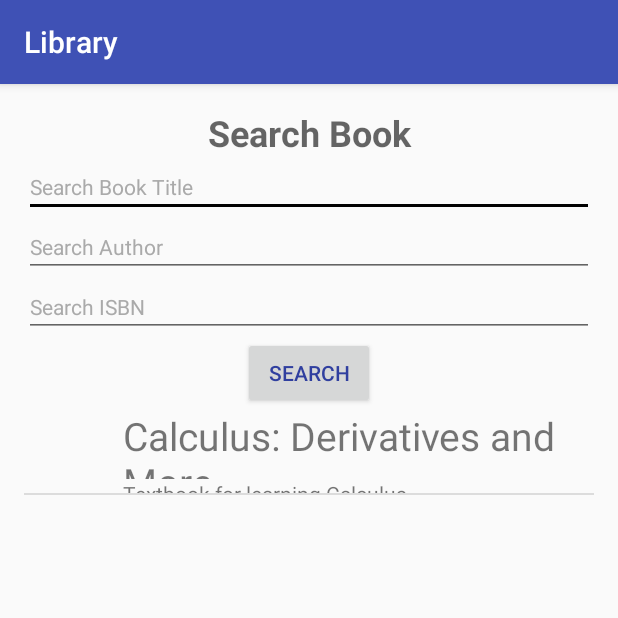
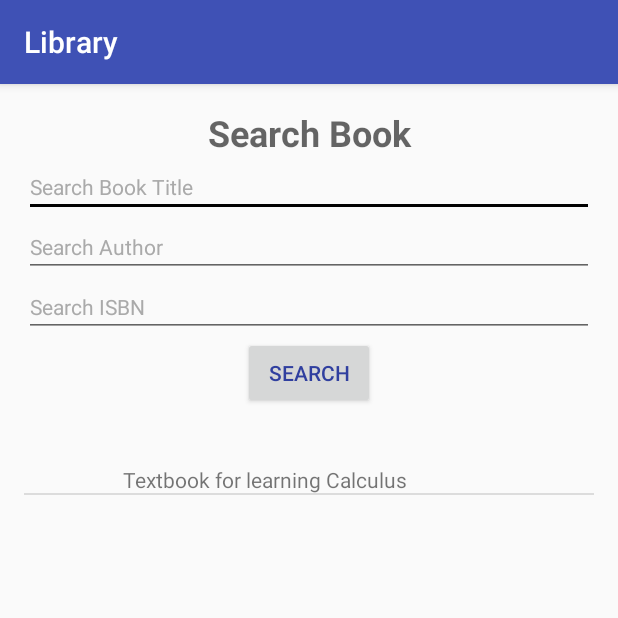
Before and after one commit to jcabrera31/Book, an Android app: the screen it shows after launch (BookListActivity), on a phone screen of 412 x 824 dp, the top half of it. Run offline under Robolectric (Android 15) with nearby library versions, the phone set to English and light mode, and no system bars.

Commit message:
updatad details

```diff
--- a/app/src/main/java/edu/orangecoastcollege/cs273/jcabrera31/book/BookDetailsActivity.java
+++ b/app/src/main/java/edu/orangecoastcollege/cs273/jcabrera31/book/BookDetailsActivity.java
@@ -27,11 +27,12 @@ public class BookDetailsActivity extends AppCompatActivity {
         String title = intent.getStringExtra("Title");
         String desc = intent.getStringExtra("Desc");
         String author = intent.getStringExtra("Author");
-        String isbn = intent.getStringExtra("ISBN");
+        int isbn = intent.getIntExtra("ISBN",0);
+
         bookTitleTextView.setText(title);
         bookDescTextView.setText(desc);
         bookAuthorTextView.setText(author);
-        bookISBNView.setText(isbn);
+        bookISBNView.setText(String.valueOf(isbn));
         //isAvailTextView.setText();
         bookImageView.setImageURI(Uri.parse(intent.getStringExtra("ImageUri")));
 
--- a/app/src/main/java/edu/orangecoastcollege/cs273/jcabrera31/book/BookListActivity.java
+++ b/app/src/main/java/edu/orangecoastcollege/cs273/jcabrera31/book/BookListActivity.java
@@ -41,9 +41,9 @@ public class BookListActivity extends AppCompatActivity {
         super.onCreate(savedInstanceState);
         setContentView(R.layout.activity_book);
 
-        imageURI = getUriToResource(this, R.drawable.none);
+        imageURI = getUriToResource(this, R.drawable.book);
 
-        //this.deleteDatabase(DBHelper.DATABASE_NAME);
+        this.deleteDatabase(DBHelper.DATABASE_NAME);
         db = new DBHelper(this);
 
         //testing
@@ -62,7 +62,7 @@ public class BookListActivity extends AppCompatActivity {
     }
 
 
-    public void viewDetails(View view)
+    public void viewBookDetails(View view)
     {
         if(view instanceof LinearLayout)
         {
--- a/app/src/main/res/layout/book_list_item.xml
+++ b/app/src/main/res/layout/book_list_item.xml
@@ -1,8 +1,9 @@
 <?xml version="1.0" encoding="utf-8"?>
 <LinearLayout xmlns:android="http://schemas.android.com/apk/res/android"
-    android:layout_width="wrap_content"
+    android:layout_width="match_parent"
+    android:id="@+id/linearLayoutBookListItem"
     android:layout_height="wrap_content"
-    android:id="@+id/linearLayoutBookListItem">
+    android:onClick="viewBookDetails">
 
 
     <ImageView
@@ -12,7 +13,8 @@
         android:layout_marginLeft="6dp"
         android:layout_marginRight="10dp"
         android:layout_marginTop="6dp"
-        android:src="@mipmap/ic_launcher">
+        android:src="@mipmap/ic_launcher"
+        android:layout_weight="0">
     </ImageView>
 
     <LinearLayout
@@ -23,15 +25,15 @@
         <TextView
             android:text="TextView"
             android:layout_width="match_parent"
-            android:layout_height="wrap_content"
-            android:layout_weight="1"
-            android:textSize="26sp"
-            android:id="@+id/listItemTitleTextView" />
+            android:layout_height="0dp"
+            android:layout_weight="2"
+            android:id="@+id/listItemTitleTextView"
+            android:textSize="0sp" />
 
         <TextView
             android:text="TextView"
             android:layout_width="match_parent"
-            android:layout_height="wrap_content"
+            android:layout_height="0dp"
             android:id="@+id/listItemDescTextView"
             android:layout_weight="1" />
     </LinearLayout>
```
Also changed, not shown: app/src/main/res/drawable/book.png (renamed from app/src/main/res/drawable/none.png).
